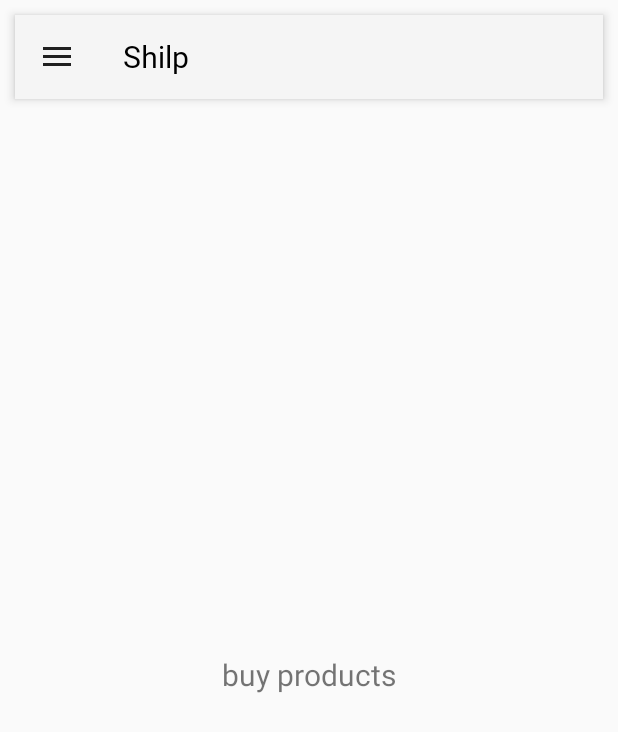
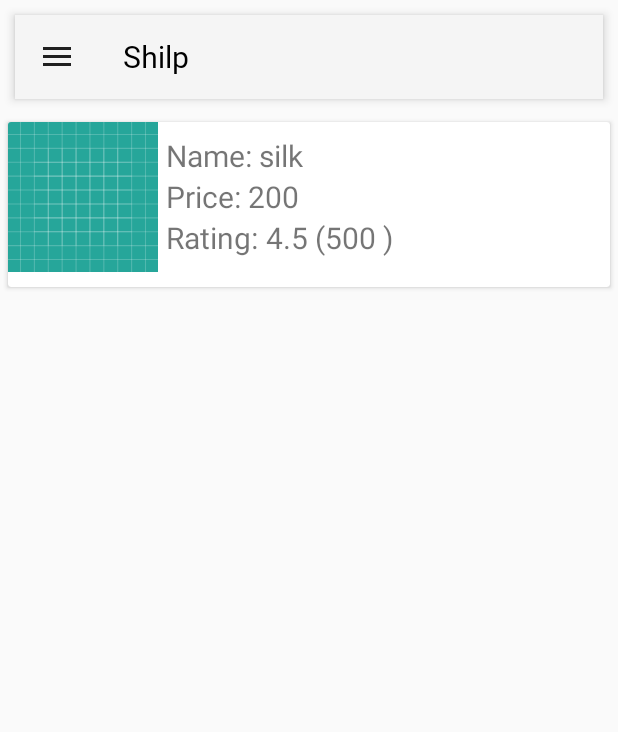
Before and after one commit to naman7kr/Shilp, an Android app: the fragment BuyProductsFragment placed in its activity, on a phone screen of 412 x 824 dp. Shown: the top 732 px of the screen. Run offline under Robolectric (Android 15) with nearby library versions, the phone set to English and light mode, and no system bars; our stand-ins replace CircleImageView.

Commit message:
buy products list view set

```diff
--- a/app/build.gradle
+++ b/app/build.gradle
@@ -26,6 +26,7 @@ dependencies {
     implementation 'com.google.android.gms:play-services-auth:15.0.1'
     implementation 'de.hdodenhof:circleimageview:2.2.0'
     implementation 'com.android.support:cardview-v7:27.1.1'
+    implementation 'com.android.support:recyclerview-v7:27.1.1'
 
     testImplementation 'junit:junit:4.12'
     androidTestImplementation 'com.android.support.test:runner:1.0.2'
--- /dev/null
+++ b/app/src/main/java/vision4/com/Adapter/BuyProductsAdapter.java
@@ -0,0 +1,67 @@
+package vision4.com.Adapter;
+
+import android.content.Context;
+import android.support.annotation.NonNull;
+import android.support.v7.widget.RecyclerView;
+import android.view.LayoutInflater;
+import android.view.View;
+import android.view.ViewGroup;
+import android.widget.TextView;
+
+import java.util.ArrayList;
+
+import vision4.com.Modals.ProductInformation;
+import vision4.com.R;
+
+public class BuyProductsAdapter extends RecyclerView.Adapter<BuyProductsAdapter.ViewHolder> {
+    //vars
+    private ArrayList<ProductInformation> list;
+    private Context context;
+    private LayoutInflater inflater;
+
+    public BuyProductsAdapter(Context context, ArrayList<ProductInformation> list){
+        this.context = context;
+        this.list = list;
+        inflater = LayoutInflater.from(context);
+    }
+
+    @NonNull
+    @Override
+    public ViewHolder onCreateViewHolder(@NonNull ViewGroup parent, int viewType) {
+        View view = inflater.inflate(R.layout.item_buy_products,parent,false);
+        return new ViewHolder(view);
+    }
+
+    @Override
+    public void onBindViewHolder(@NonNull ViewHolder holder, int position) {
+        //set vals to the item
+
+        ProductInformation info = list.get(position);
+        holder.name.setText(info.getP_name());
+        holder.price.setText(info.getP_price());
+        holder.rating.setText(String.valueOf(info.getP_rat())+" (");
+        holder.rating_no.setText(String.valueOf(info.getP_rat_no()+ " )"));
+    }
+
+    @Override
+    public int getItemCount() {
+        return list.size();
+    }
+
+    public class ViewHolder extends RecyclerView.ViewHolder{
+        //widgets
+        public TextView name,price,rating,rating_no;
+
+
+        public ViewHolder(View itemView) {
+            super(itemView);
+            init(itemView);
+        }
+        private void init(View view){
+            name = view.findViewById(R.id.bp_item_name);
+            price = view.findViewById(R.id.bp_item_price);
+            rating = view.findViewById(R.id.bp_item_rating);
+            rating_no = view.findViewById(R.id.bp_item_rating_no);
+        }
+    }
+}
--- a/app/src/main/java/vision4/com/Fragments/BuyProductsFragment.java
+++ b/app/src/main/java/vision4/com/Fragments/BuyProductsFragment.java
@@ -4,18 +4,62 @@ import android.os.Bundle;
 import android.support.annotation.NonNull;
 import android.support.annotation.Nullable;
 import android.support.v4.app.Fragment;
+import android.support.v7.widget.LinearLayoutManager;
+import android.support.v7.widget.RecyclerView;
+import android.util.Log;
 import android.view.LayoutInflater;
 import android.view.View;
 import android.view.ViewGroup;
 
+import java.util.ArrayList;
+
+import vision4.com.Adapter.BuyProductsAdapter;
+import vision4.com.Modals.ProductInformation;
 import vision4.com.R;
 
 public class BuyProductsFragment extends Fragment {
+
+    //widgets
+    private RecyclerView rView;
+    private BuyProductsAdapter adapter;
+
+    //vars
+    private ArrayList<ProductInformation> list;
+    private static final String TAG = "BuyProductsFragment";
+
     @Nullable
     @Override
     public View onCreateView(@NonNull LayoutInflater inflater, @Nullable ViewGroup container, @Nullable Bundle savedInstanceState) {
         View view = inflater.inflate(R.layout.fragment_buy_products,container,false);
+        init(view);
+        setRecView();
+        rView.setLayoutManager(new LinearLayoutManager(getContext()));
+
+        //TODO: getData and update adapter
+        getData();
+
         return view;
+    }
+
+
+    private void init(View view){
+        list = new ArrayList<>();
+        rView = view.findViewById(R.id.bp_rview);
 
     }
+    private void setRecView() {
+        adapter = new BuyProductsAdapter(getContext(),list);
+        rView.setAdapter(adapter);
+    }
+
+    public void getData() {
+        ProductInformation pinfo = new ProductInformation();
+        pinfo.setP_name("silk");
+        pinfo.setP_price("200");
+        pinfo.setP_rat((float) 4.5);
+        pinfo.setP_rat_no(500);
+        list.add(pinfo);
+        adapter.notifyDataSetChanged();
+        return;
+    }
 }
--- /dev/null
+++ b/app/src/main/java/vision4/com/Modals/ProductInformation.java
@@ -0,0 +1,67 @@
+package vision4.com.Modals;
+
+public class ProductInformation {
+    private String p_name;
+    private String p_price;
+    private String p_desc;
+    private float p_rat;
+    private int p_rat_no;
+    private String contact_no;
+    private String type;
+
+    public String getContact_no() {
+        return contact_no;
+    }
+
+    public String getType() {
+        return type;
+    }
+
+    public String getP_name() {
+        return p_name;
+    }
+
+    public String getP_price() {
+        return p_price;
+    }
+
+    public String getP_desc() {
+        return p_desc;
+    }
+
+    public float getP_rat() {
+        return p_rat;
+    }
+
+    public int getP_rat_no() {
+        return p_rat_no;
+    }
+
+    public void setP_name(String p_name) {
+        this.p_name = p_name;
+    }
+
+    public void setP_price(String p_price) {
+        this.p_price = p_price;
+    }
+
+    public void setP_desc(String p_desc) {
+        this.p_desc = p_desc;
+    }
+
+    public void setP_rat(float p_rat) {
+        this.p_rat = p_rat;
+    }
+
+    public void setP_rat_no(int p_rat_no) {
+        this.p_rat_no = p_rat_no;
+    }
+
+    public void setContact_no(String contact_no) {
+        this.contact_no = contact_no;
+    }
+
+    public void setType(String type) {
+        this.type = type;
+    }
+}
--- a/app/src/main/res/layout/activity_home.xml
+++ b/app/src/main/res/layout/activity_home.xml
@@ -31,6 +31,7 @@
         android:fitsSystemWindows="true"
         app:headerLayout="@layout/nav_header"
         app:menu="@menu/activity_home_drawer"
+
         />
 
 
--- a/app/src/main/res/layout/fragment_buy_products.xml
+++ b/app/src/main/res/layout/fragment_buy_products.xml
@@ -1,11 +1,10 @@
 <?xml version="1.0" encoding="utf-8"?>
 <RelativeLayout xmlns:android="http://schemas.android.com/apk/res/android"
     android:layout_width="match_parent" android:layout_height="match_parent">
-    <TextView
-        android:layout_width="wrap_content"
-        android:layout_height="wrap_content"
-        android:textSize="20sp"
-        android:layout_centerInParent="true"
-        android:text="buy products"
-        />
+   <android.support.v7.widget.RecyclerView
+       android:layout_width="match_parent"
+       android:layout_height="match_parent"
+      android:id="@+id/bp_rview"
+       >
+   </android.support.v7.widget.RecyclerView>
 </RelativeLayout>
--- /dev/null
+++ b/app/src/main/res/layout/item_buy_products.xml
@@ -0,0 +1,97 @@
+<?xml version="1.0" encoding="utf-8"?>
+<android.support.v7.widget.CardView
+    android:layout_width="match_parent"
+    android:layout_height="110dp"
+    xmlns:android="http://schemas.android.com/apk/res/android"
+    android:elevation="5dp"
+    android:layout_margin="5dp"
+
+    >
+<LinearLayout xmlns:android="http://schemas.android.com/apk/res/android"
+    android:orientation="horizontal"
+    android:layout_width="match_parent"
+    android:layout_height="100dp"
+
+   >
+    <ImageView
+        android:layout_width="100dp"
+        android:layout_height="100dp"
+        android:layout_gravity="center_vertical"
+        android:src="@drawable/ic_launcher_background"
+        />
+    <LinearLayout
+        android:layout_width="match_parent"
+        android:layout_height="match_parent"
+        android:orientation="vertical"
+        android:layout_marginLeft="5dp"
+        android:gravity="center_vertical"
+        >
+        <LinearLayout
+            android:layout_width="wrap_content"
+            android:layout_height="wrap_content"
+            android:orientation="horizontal"
+            >
+        <TextView
+            android:layout_width="match_parent"
+            android:layout_height="wrap_content"
+            android:text="Name: "
+            android:textSize="20sp"
+            />
+            <TextView
+                android:layout_width="wrap_content"
+                android:layout_height="wrap_content"
+                android:id="@+id/bp_item_name"
+                android:textSize="20sp"
+                android:text="Woods"
+                />
+        </LinearLayout>
+        <LinearLayout
+            android:layout_width="wrap_content"
+            android:layout_height="wrap_content"
+            android:orientation="horizontal"
+            >
+        <TextView
+            android:layout_width="wrap_content"
+            android:layout_height="wrap_content"
+            android:text="Price: "
+            android:textSize="20sp"
+
+            />
+            <TextView
+                android:layout_width="wrap_content"
+                android:layout_height="wrap_content"
+                android:id="@+id/bp_item_price"
+                android:textSize="20sp"
+                android:text="Rs 200"
+                />
+        </LinearLayout>
+        <LinearLayout
+            android:layout_width="wrap_content"
+            android:layout_height="wrap_content"
+            android:gravity="center_vertical"
+            >
+            <TextView
+                android:layout_width="wrap_content"
+                android:layout_height="wrap_content"
+                android:text="Rating:"
+                android:textSize="20sp"
+                />
+            <TextView
+                android:layout_width="wrap_content"
+                android:layout_height="wrap_content"
+                android:layout_marginLeft="5dp"
+                android:text="5 ( "
+                android:textSize="20sp"
+                android:id="@+id/bp_item_rating"
+                />
+            <TextView
+                android:layout_width="wrap_content"
+                android:layout_height="wrap_content"
+                android:text="255 )"
+                android:textSize="20sp"
+                android:id="@+id/bp_item_rating_no"
+                />
+        </LinearLayout>
+    </LinearLayout>
+</LinearLayout>
+</android.support.v7.widget.CardView>
```
